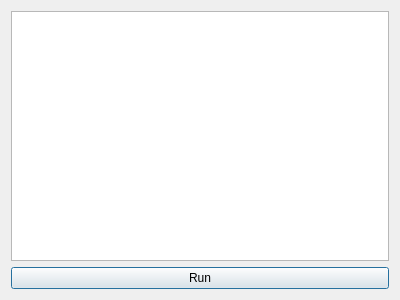
First picture: the form in console.ui, repository aaether14/aaengine, before the edit.
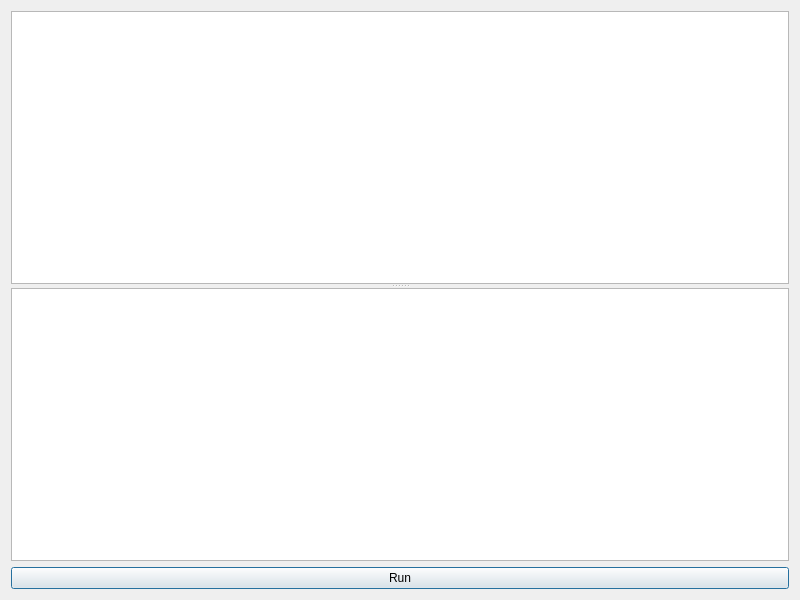
Second picture: the form after the edit.

```diff
--- a/console.ui
+++ b/console.ui
@@ -6,18 +6,33 @@
    <rect>
     <x>0</x>
     <y>0</y>
-    <width>400</width>
-    <height>300</height>
+    <width>800</width>
+    <height>600</height>
    </rect>
   </property>
   <property name="windowTitle">
    <string>Console</string>
   </property>
-  <layout class="QVBoxLayout" name="verticalLayout_2">
-   <item>
     <layout class="QVBoxLayout" name="verticalLayout">
      <item>
-      <widget class="QTextEdit" name="textEdit"/>
+    <widget class="QSplitter" name="splitter">
+     <property name="orientation">
+      <enum>Qt::Vertical</enum>
+     </property>
+     <widget class="QTextEdit" name="textEdit">
+      <property name="font">
+       <font>
+        <weight>75</weight>
+        <bold>true</bold>
+       </font>
+      </property>
+     </widget>
+     <widget class="QTextEdit" name="textEdit_2">
+      <property name="readOnly">
+       <bool>true</bool>
+      </property>
+     </widget>
+    </widget>
      </item>
      <item>
       <widget class="QPushButton" name="pushButton">
@@ -27,11 +42,6 @@
       </widget>
      </item>
     </layout>
-   </item>
-  </layout>
-  <zorder>textEdit</zorder>
-  <zorder>pushButton</zorder>
-  <zorder>textEdit</zorder>
  </widget>
  <resources/>
  <connections/>
```
Left out of the diff: 6 changed lines with no effect on the pictures. Lines whose indentation alone changed are shown as unchanged.
